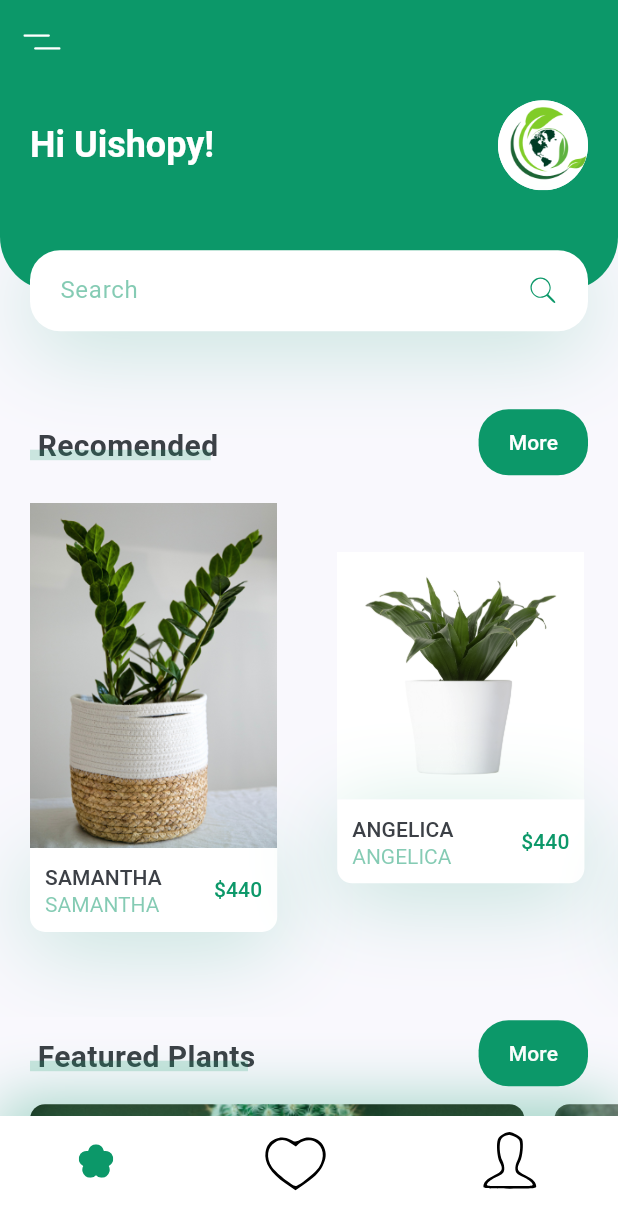
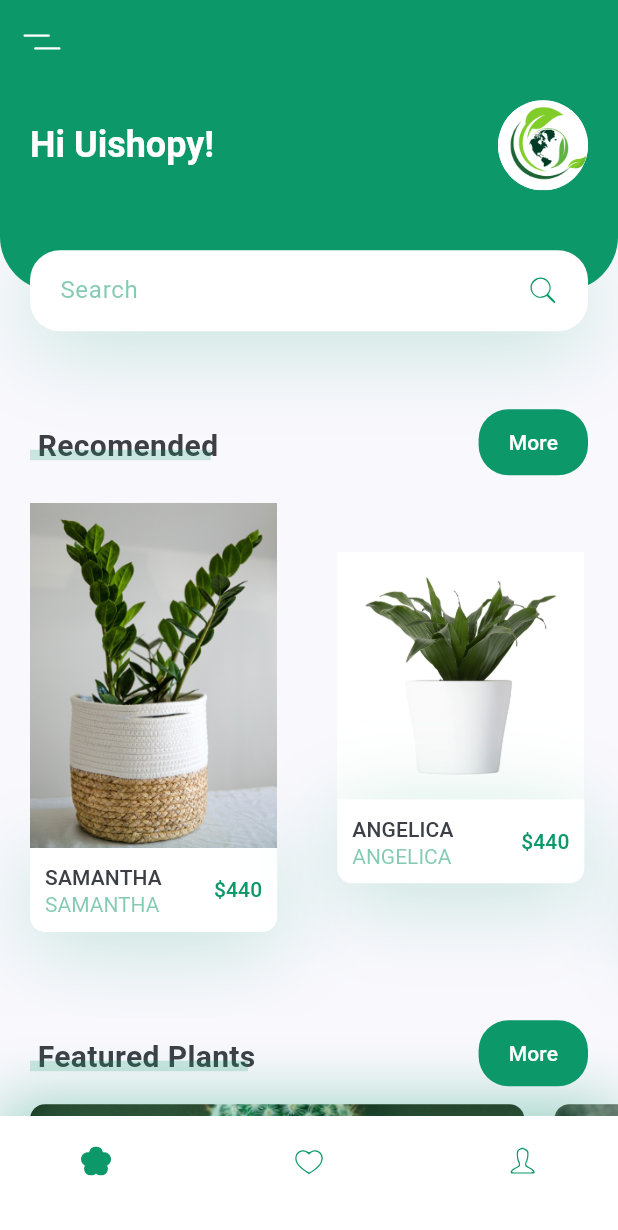
Before and after one commit to fasyaaa/PlantApp, a Flutter app: the screen it shows after launch, on a phone screen of 412 x 824 dp. Shown: the top 1230 px of the screen. Run offline on Flutter 3.47's test engine with Material 3 defaults, Android fonts, the phone set to English and light mode, and no system bars; our stand-ins replace bloc, camera, flutter_bloc, flutter_svg, image_picker, permission_handler.

Commit message:
ADD - color + size

```diff
--- a/lib/components/my_bottom_nav_bar.dart
+++ b/lib/components/my_bottom_nav_bar.dart
@@ -29,15 +29,15 @@ class MyBottomNavBar extends StatelessWidget {
         children: <Widget>[
           IconButton(
             onPressed: () {},
-            icon: SvgPicture.asset("assets/icons/flower.svg"),
+            icon: SvgPicture.asset("assets/icons/flower.svg", width: 20, height: 20, color: AppColors.primary),
           ),
           IconButton(
             onPressed: () {},
-            icon: SvgPicture.asset("assets/icons/heart.svg"),
+            icon: SvgPicture.asset("assets/icons/heart.svg", width: 20, height: 20, color: AppColors.primary,),
           ),
           IconButton(
             onPressed: () {},
-            icon: SvgPicture.asset("assets/icons/user.svg"),
+            icon: SvgPicture.asset("assets/icons/user.svg", width: 20, height: 20, color: AppColors.primary,),
           ),
         ],
       ),
```
